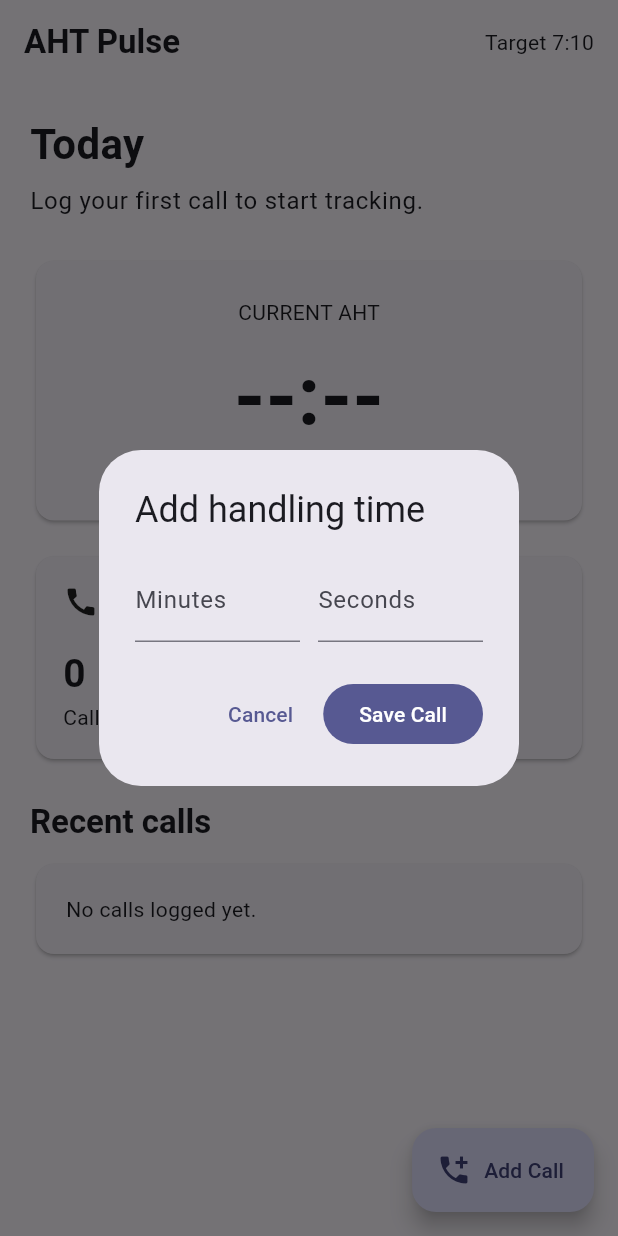
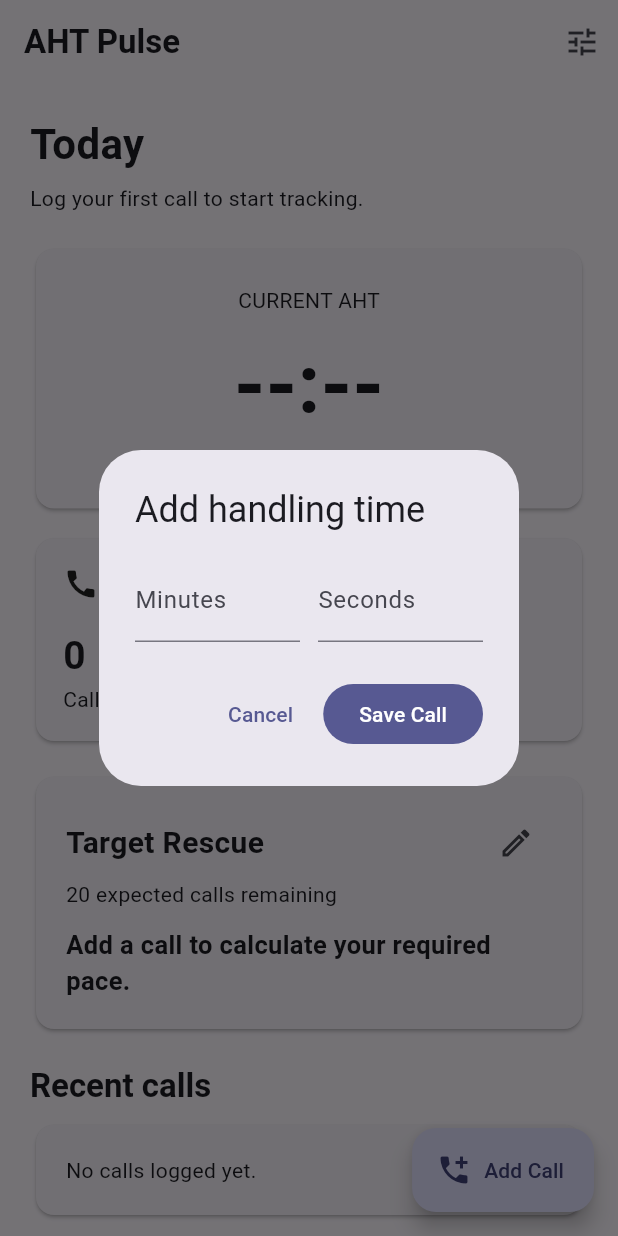
Before and after one commit to mohamedramzy676-hue/AHT-Calculator, a Flutter app: the screen it shows after launch, after a tap on "Add Call", on a phone screen of 412 x 824 dp. Run offline on Flutter 3.47's test engine with Material 3 defaults, Android fonts, the phone set to English and light mode, and no system bars.

Commit message:
Add editable target and AHT rescue calculator

```diff
--- a/lib/main.dart
+++ b/lib/main.dart
@@ -4,186 +4,153 @@ void main() => runApp(const AhtPulseApp());
 
 class AhtPulseApp extends StatelessWidget {
   const AhtPulseApp({super.key});
-
   @override
-  Widget build(BuildContext context) {
-    return MaterialApp(
+  Widget build(BuildContext context) => MaterialApp(
         debugShowCheckedModeBanner: false,
         title: 'AHT Pulse',
-      theme: ThemeData(
-        colorScheme: ColorScheme.fromSeed(seedColor: const Color(0xFF5B5FEF)),
-        useMaterial3: true,
-      ),
+        theme: ThemeData(colorScheme: ColorScheme.fromSeed(seedColor: const Color(0xFF5B5FEF)), useMaterial3: true),
         home: const DashboardPage(),
       );
-  }
 }
 
 class DashboardPage extends StatefulWidget {
   const DashboardPage({super.key});
-
   @override
   State<DashboardPage> createState() => _DashboardPageState();
 }
 
 class _DashboardPageState extends State<DashboardPage> {
   int targetSeconds = 430;
+  int expectedRemainingCalls = 20;
   final List<int> calls = [];
 
-  int get totalSeconds => calls.fold(0, (sum, seconds) => sum + seconds);
+  int get totalSeconds => calls.fold(0, (sum, value) => sum + value);
   double get currentAht => calls.isEmpty ? 0 : totalSeconds / calls.length;
 
+  double? get requiredRemainingAht {
+    if (calls.isEmpty || expectedRemainingCalls <= 0) return null;
+    return (targetSeconds * (calls.length + expectedRemainingCalls) - totalSeconds) / expectedRemainingCalls;
+  }
+
   String formatSeconds(num value) {
+    if (value < 0) return 'Impossible';
     final seconds = value.round();
-    final minutes = seconds ~/ 60;
-    final remaining = seconds % 60;
-    return '$minutes:${remaining.toString().padLeft(2, '0')}';
+    return '${seconds ~/ 60}:${(seconds % 60).toString().padLeft(2, '0')}';
   }
 
   Future<void> addCall() async {
-    final minutesController = TextEditingController();
-    final secondsController = TextEditingController();
-
+    final min = TextEditingController();
+    final sec = TextEditingController();
     final duration = await showDialog<int>(
       context: context,
       builder: (context) => AlertDialog(
         title: const Text('Add handling time'),
-        content: Row(
-          children: [
-            Expanded(
-              child: TextField(
-                controller: minutesController,
-                keyboardType: TextInputType.number,
-                decoration: const InputDecoration(labelText: 'Minutes'),
-              ),
-            ),
+        content: Row(children: [
+          Expanded(child: TextField(controller: min, keyboardType: TextInputType.number, decoration: const InputDecoration(labelText: 'Minutes'))),
           const SizedBox(width: 12),
-            Expanded(
-              child: TextField(
-                controller: secondsController,
-                keyboardType: TextInputType.number,
-                decoration: const InputDecoration(labelText: 'Seconds'),
-              ),
-            ),
-          ],
-        ),
+          Expanded(child: TextField(controller: sec, keyboardType: TextInputType.number, decoration: const InputDecoration(labelText: 'Seconds'))),
+        ]),
         actions: [
           TextButton(onPressed: () => Navigator.pop(context), child: const Text('Cancel')),
-          FilledButton(
-            onPressed: () {
-              final minutes = int.tryParse(minutesController.text) ?? 0;
-              final seconds = int.tryParse(secondsController.text) ?? 0;
-              final total = (minutes * 60) + seconds;
-              Navigator.pop(context, total > 0 ? total : null);
-            },
-            child: const Text('Save Call'),
-          ),
+          FilledButton(onPressed: () {
+            final value = ((int.tryParse(min.text) ?? 0) * 60) + (int.tryParse(sec.text) ?? 0);
+            Navigator.pop(context, value > 0 ? value : null);
+          }, child: const Text('Save Call')),
         ],
       ),
     );
+    if (duration != null) setState(() => calls.add(duration));
+  }
 
-    if (duration != null) setState(() => calls.add(duration));
+  Future<void> editPlan() async {
+    final targetMin = TextEditingController(text: '${targetSeconds ~/ 60}');
+    final targetSec = TextEditingController(text: '${targetSeconds % 60}');
+    final remaining = TextEditingController(text: '$expectedRemainingCalls');
+    final result = await showDialog<List<int>>(
+      context: context,
+      builder: (context) => AlertDialog(
+        title: const Text('Daily target plan'),
+        content: Column(mainAxisSize: MainAxisSize.min, children: [
+          const Align(alignment: Alignment.centerLeft, child: Text('Target AHT')),
+          Row(children: [
+            Expanded(child: TextField(controller: targetMin, keyboardType: TextInputType.number, decoration: const InputDecoration(labelText: 'Minutes'))),
+            const SizedBox(width: 12),
+            Expanded(child: TextField(controller: targetSec, keyboardType: TextInputType.number, decoration: const InputDecoration(labelText: 'Seconds'))),
+          ]),
+          const SizedBox(height: 16),
+          TextField(controller: remaining, keyboardType: TextInputType.number, decoration: const InputDecoration(labelText: 'Expected remaining calls')),
+        ]),
+        actions: [
+          TextButton(onPressed: () => Navigator.pop(context), child: const Text('Cancel')),
+          FilledButton(onPressed: () {
+            final target = ((int.tryParse(targetMin.text) ?? 0) * 60) + (int.tryParse(targetSec.text) ?? 0);
+            final callsLeft = int.tryParse(remaining.text) ?? 0;
+            if (target > 0 && callsLeft >= 0) Navigator.pop(context, [target, callsLeft]);
+          }, child: const Text('Save Plan')),
+        ],
+      ),
+    );
+    if (result != null) setState(() { targetSeconds = result[0]; expectedRemainingCalls = result[1]; });
   }
 
   @override
   Widget build(BuildContext context) {
     final onTarget = calls.isNotEmpty && currentAht <= targetSeconds;
-
+    final rescue = requiredRemainingAht;
     return Scaffold(
       appBar: AppBar(
         title: const Text('AHT Pulse', style: TextStyle(fontWeight: FontWeight.bold)),
-        actions: [
-          Padding(
-            padding: const EdgeInsets.only(right: 16),
-            child: Center(child: Text('Target ${formatSeconds(targetSeconds)}')),
+        actions: [IconButton(onPressed: editPlan, tooltip: 'Edit target', icon: const Icon(Icons.tune))],
       ),
-        ],
-      ),
-      floatingActionButton: FloatingActionButton.extended(
-        onPressed: addCall,
-        icon: const Icon(Icons.add_call),
-        label: const Text('Add Call'),
-      ),
-      body: SafeArea(
-        child: ListView(
-          padding: const EdgeInsets.all(20),
-          children: [
+      floatingActionButton: FloatingActionButton.extended(onPressed: addCall, icon: const Icon(Icons.add_call), label: const Text('Add Call')),
+      body: SafeArea(child: ListView(padding: const EdgeInsets.all(20), children: [
         const Text('Today', style: TextStyle(fontSize: 28, fontWeight: FontWeight.bold)),
         const SizedBox(height: 6),
-            Text(
-              calls.isEmpty ? 'Log your first call to start tracking.' : onTarget ? 'You are currently on target.' : 'Your AHT is currently above target.',
-              style: Theme.of(context).textTheme.bodyLarge,
-            ),
-            const SizedBox(height: 24),
-            Card(
-              child: Padding(
-                padding: const EdgeInsets.all(24),
-                child: Column(
-                  children: [
+        Text(calls.isEmpty ? 'Log your first call to start tracking.' : onTarget ? 'You are currently on target.' : 'Your AHT is above target. Use the rescue plan below.'),
+        const SizedBox(height: 20),
+        Card(child: Padding(padding: const EdgeInsets.all(24), child: Column(children: [
           const Text('CURRENT AHT'),
           const SizedBox(height: 8),
-                    Text(
-                      calls.isEmpty ? '--:--' : formatSeconds(currentAht),
-                      style: const TextStyle(fontSize: 54, fontWeight: FontWeight.bold),
-                    ),
+          Text(calls.isEmpty ? '--:--' : formatSeconds(currentAht), style: const TextStyle(fontSize: 54, fontWeight: FontWeight.bold)),
           Text('Target ${formatSeconds(targetSeconds)}'),
-                  ],
-                ),
-              ),
-            ),
-            const SizedBox(height: 16),
-            Row(
-              children: [
+        ]))),
+        const SizedBox(height: 12),
+        Row(children: [
           Expanded(child: _MetricCard(label: 'Calls', value: '${calls.length}', icon: Icons.call)),
           const SizedBox(width: 12),
           Expanded(child: _MetricCard(label: 'Handling', value: formatSeconds(totalSeconds), icon: Icons.timer_outlined)),
-              ],
-            ),
-            const SizedBox(height: 24),
+        ]),
+        const SizedBox(height: 16),
+        Card(child: Padding(padding: const EdgeInsets.all(20), child: Column(crossAxisAlignment: CrossAxisAlignment.start, children: [
+          Row(mainAxisAlignment: MainAxisAlignment.spaceBetween, children: [
+            const Text('Target Rescue', style: TextStyle(fontSize: 20, fontWeight: FontWeight.bold)),
+            IconButton(onPressed: editPlan, icon: const Icon(Icons.edit_outlined)),
+          ]),
+          Text('$expectedRemainingCalls expected calls remaining'),
+          const SizedBox(height: 12),
+          Text(rescue == null ? 'Add a call to calculate your required pace.' : rescue < 0 ? 'This target cannot be reached with the selected remaining calls.' : 'Average ${formatSeconds(rescue)} or less on the next $expectedRemainingCalls calls to finish at ${formatSeconds(targetSeconds)}.', style: const TextStyle(fontSize: 17, fontWeight: FontWeight.w600)),
+        ]))),
+        const SizedBox(height: 20),
         Text('Recent calls', style: Theme.of(context).textTheme.titleLarge?.copyWith(fontWeight: FontWeight.bold)),
-            const SizedBox(height: 10),
-            if (calls.isEmpty)
-              const Card(child: Padding(padding: EdgeInsets.all(20), child: Text('No calls logged yet.')))
-            else
-              ...calls.reversed.take(5).map(
-                    (seconds) => Card(
-                      child: ListTile(
+        const SizedBox(height: 8),
+        if (calls.isEmpty) const Card(child: Padding(padding: EdgeInsets.all(20), child: Text('No calls logged yet.'))) else ...calls.reversed.take(5).map((seconds) => Card(child: ListTile(
           leading: const CircleAvatar(child: Icon(Icons.call)),
           title: Text('Handling time ${formatSeconds(seconds)}'),
           subtitle: Text(seconds <= targetSeconds ? 'At or below target' : 'Above target'),
-                      ),
-                    ),
-                  ),
+        ))),
         const SizedBox(height: 90),
-          ],
-        ),
-      ),
+      ])),
     );
   }
 }
 
 class _MetricCard extends StatelessWidget {
   const _MetricCard({required this.label, required this.value, required this.icon});
-
   final String label;
   final String value;
   final IconData icon;
-
   @override
-  Widget build(BuildContext context) {
-    return Card(
-      child: Padding(
-        padding: const EdgeInsets.all(18),
-        child: Column(
-          crossAxisAlignment: CrossAxisAlignment.start,
-          children: [
-            Icon(icon),
-            const SizedBox(height: 18),
-            Text(value, style: const TextStyle(fontSize: 26, fontWeight: FontWeight.bold)),
-            Text(label),
-          ],
-        ),
-      ),
-    );
+  Widget build(BuildContext context) => Card(child: Padding(padding: const EdgeInsets.all(18), child: Column(crossAxisAlignment: CrossAxisAlignment.start, children: [
+    Icon(icon), const SizedBox(height: 18), Text(value, style: const TextStyle(fontSize: 26, fontWeight: FontWeight.bold)), Text(label),
+  ])));
 }
-}
```
Lines whose indentation alone changed are shown as unchanged.
